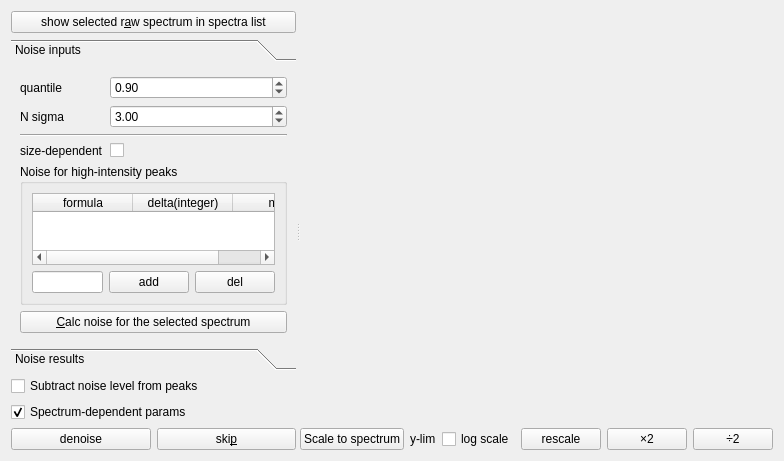
The window that Orbitool/UI/Noise.ui (l460289052/Orbitool) describes before a commit, drawn with Qt 5.
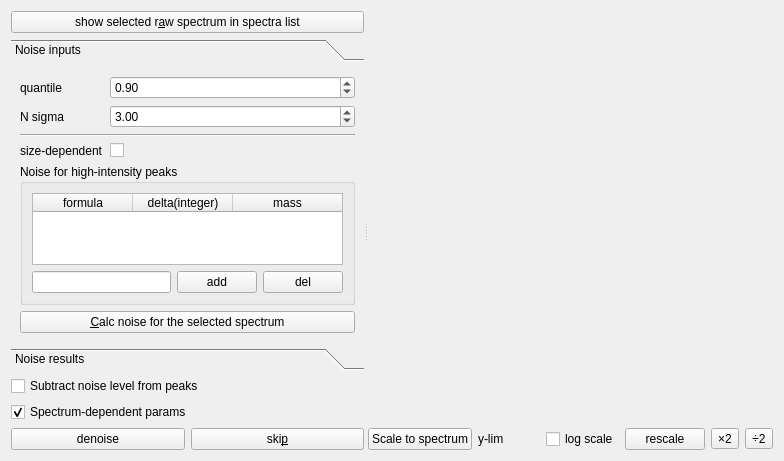
The same window after the commit.

Commit message: peak fit plot action to button

Diff of the .ui file:
```diff
--- a/Orbitool/UI/Noise.ui
+++ b/Orbitool/UI/Noise.ui
@@ -59,8 +59,8 @@
            <rect>
             <x>0</x>
             <y>0</y>
-            <width>341</width>
-            <height>327</height>
+            <width>319</width>
+            <height>305</height>
            </rect>
           </property>
           <attribute name="label">
@@ -393,7 +393,7 @@
           </widget>
          </item>
          <item>
-          <widget class="QPushButton" name="yLimDoublePushButton">
+          <widget class="QToolButton" name="yLimDoubleToolButton">
            <property name="text">
             <string>×2</string>
            </property>
@@ -403,7 +403,7 @@
           </widget>
          </item>
          <item>
-          <widget class="QPushButton" name="yLimHalfPushButton">
+          <widget class="QToolButton" name="yLimHalfToolButton">
            <property name="text">
             <string>÷2</string>
            </property>
```
Left out of the diff: 4 changed lines with no effect on the pictures. The commit also changes 6 other files.
